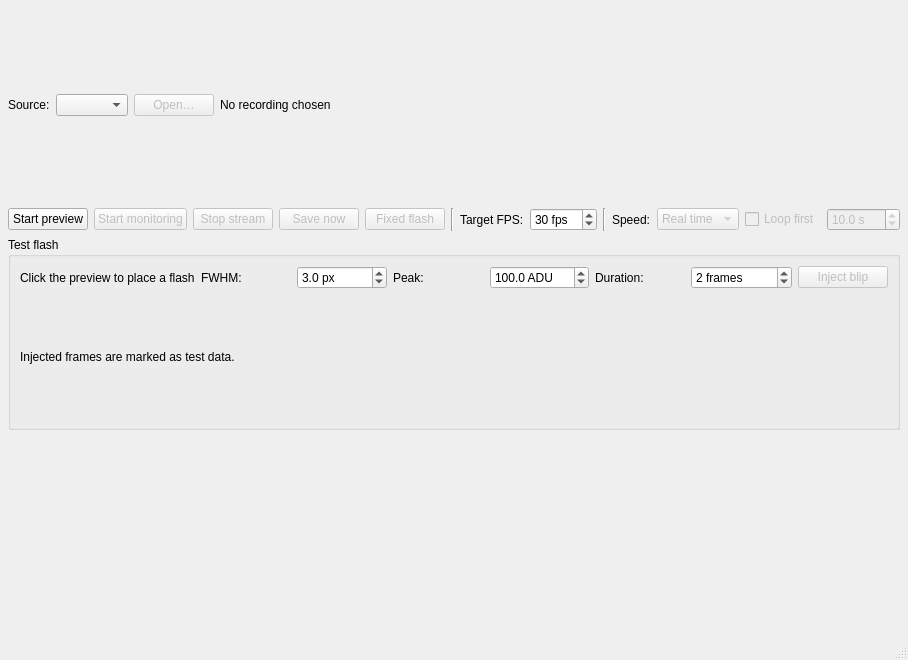
First picture: the form in mainwindow.ui, repository ppissias/SeleneWatch, before the edit.
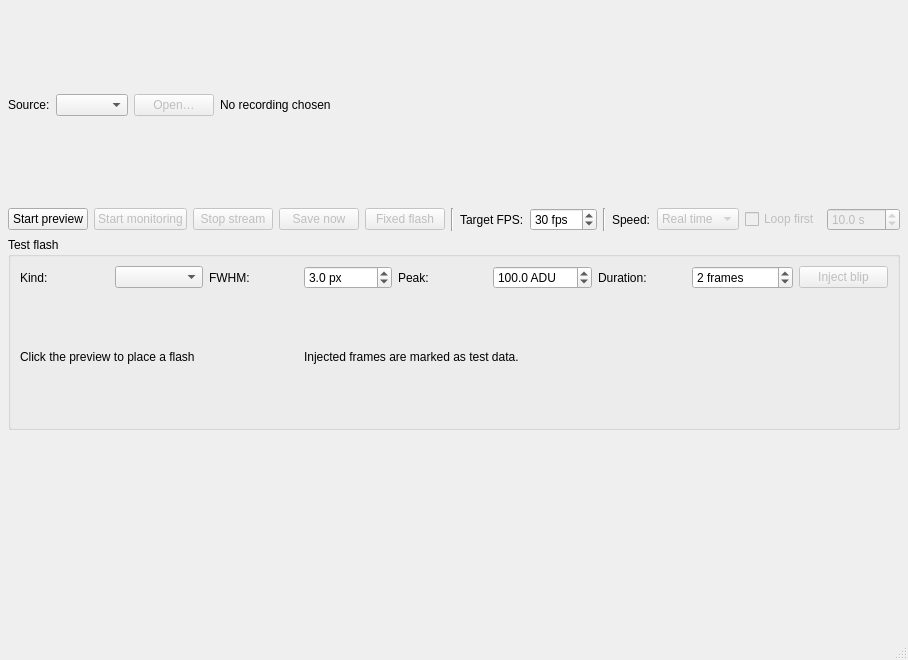
Second picture: the form after the edit. Custom widgets are drawn as their Qt base class.

Commit message: Add detection profiles, live preview zoom/pan, wheel guard, synthetic sky/blips, Finding 11 fix, and E2E tests

Diff of the .ui file:
```diff
--- a/mainwindow.ui
+++ b/mainwindow.ui
@@ -234,14 +234,18 @@
      <widget class="QGroupBox" name="blipGroupBox">
       <property name="title"><string>Test flash</string></property>
       <layout class="QGridLayout" name="blipLayout">
-       <item row="0" column="0"><widget class="QLabel" name="blipPositionLabel">
-        <property name="text"><string>Click the preview to place a flash</string></property>
+       <item row="0" column="0"><widget class="QLabel" name="blipKindLabel">
+        <property name="text"><string>Kind:</string></property>
+        <property name="buddy"><cstring>blipKindComboBox</cstring></property>
        </widget></item>
-       <item row="0" column="1"><widget class="QLabel" name="blipFwhmLabel">
+       <item row="0" column="1"><widget class="QComboBox" name="blipKindComboBox">
+        <property name="toolTip"><string>Shape and motion of the injected test signal.</string></property>
+       </widget></item>
+       <item row="0" column="2"><widget class="QLabel" name="blipFwhmLabel">
         <property name="text"><string>FWHM:</string></property>
         <property name="buddy"><cstring>blipFwhmSpinBox</cstring></property>
        </widget></item>
-       <item row="0" column="2"><widget class="QDoubleSpinBox" name="blipFwhmSpinBox">
+       <item row="0" column="3"><widget class="QDoubleSpinBox" name="blipFwhmSpinBox">
         <property name="toolTip"><string>Full width at half maximum of the Gaussian, in original frame pixels</string></property>
         <property name="decimals"><number>1</number></property>
         <property name="minimum"><double>0.5</double></property>
@@ -249,35 +253,38 @@
         <property name="value"><double>3.0</double></property>
         <property name="suffix"><string> px</string></property>
        </widget></item>
-       <item row="0" column="3"><widget class="QLabel" name="blipAmplitudeLabel">
+       <item row="0" column="4"><widget class="QLabel" name="blipAmplitudeLabel">
         <property name="text"><string>Peak:</string></property>
         <property name="buddy"><cstring>blipAmplitudeSpinBox</cstring></property>
        </widget></item>
-       <item row="0" column="4"><widget class="QDoubleSpinBox" name="blipAmplitudeSpinBox">
-        <property name="toolTip"><string>Addition in native sample units (ADU): 12-bit units for a 12-bit frame. Values saturate at the stream's maximum.</string></property>
+       <item row="0" column="5"><widget class="QDoubleSpinBox" name="blipAmplitudeSpinBox">
+        <property name="toolTip"><string>Change in native sample units (ADU): 12-bit units for a 12-bit frame. Values clamp at the stream's limits.</string></property>
         <property name="decimals"><number>1</number></property>
         <property name="minimum"><double>0.1</double></property>
         <property name="maximum"><double>65535.0</double></property>
         <property name="value"><double>100.0</double></property>
         <property name="suffix"><string> ADU</string></property>
        </widget></item>
-       <item row="0" column="5"><widget class="QLabel" name="blipFramesLabel">
+       <item row="0" column="6"><widget class="QLabel" name="blipFramesLabel">
         <property name="text"><string>Duration:</string></property>
         <property name="buddy"><cstring>blipFramesSpinBox</cstring></property>
        </widget></item>
-       <item row="0" column="6"><widget class="QSpinBox" name="blipFramesSpinBox">
+       <item row="0" column="7"><widget class="QSpinBox" name="blipFramesSpinBox">
         <property name="toolTip"><string>Number of delivered frames to change. Later edits do not change an injection already requested.</string></property>
         <property name="minimum"><number>1</number></property>
         <property name="maximum"><number>10000</number></property>
         <property name="value"><number>2</number></property>
         <property name="suffix"><string> frames</string></property>
        </widget></item>
-       <item row="0" column="7"><widget class="QPushButton" name="injectBlipButton">
+       <item row="0" column="8"><widget class="QPushButton" name="injectBlipButton">
         <property name="enabled"><bool>false</bool></property>
         <property name="toolTip"><string>Adds the test flash to the next frames. Small or faint flashes may be visible without triggering a saved clip.</string></property>
         <property name="text"><string>Inject blip</string></property>
        </widget></item>
-       <item row="1" column="0" colspan="8"><widget class="QLabel" name="blipStatusLabel">
+       <item row="1" column="0" colspan="3"><widget class="QLabel" name="blipPositionLabel">
+        <property name="text"><string>Click the preview to place a flash</string></property>
+       </widget></item>
+       <item row="1" column="3" colspan="6"><widget class="QLabel" name="blipStatusLabel">
         <property name="wordWrap"><bool>true</bool></property>
         <property name="text"><string>Injected frames are marked as test data.</string></property>
        </widget></item>
```
Left out of the diff: 2 changed lines with no effect on the pictures. The commit also changes 21 other files.
